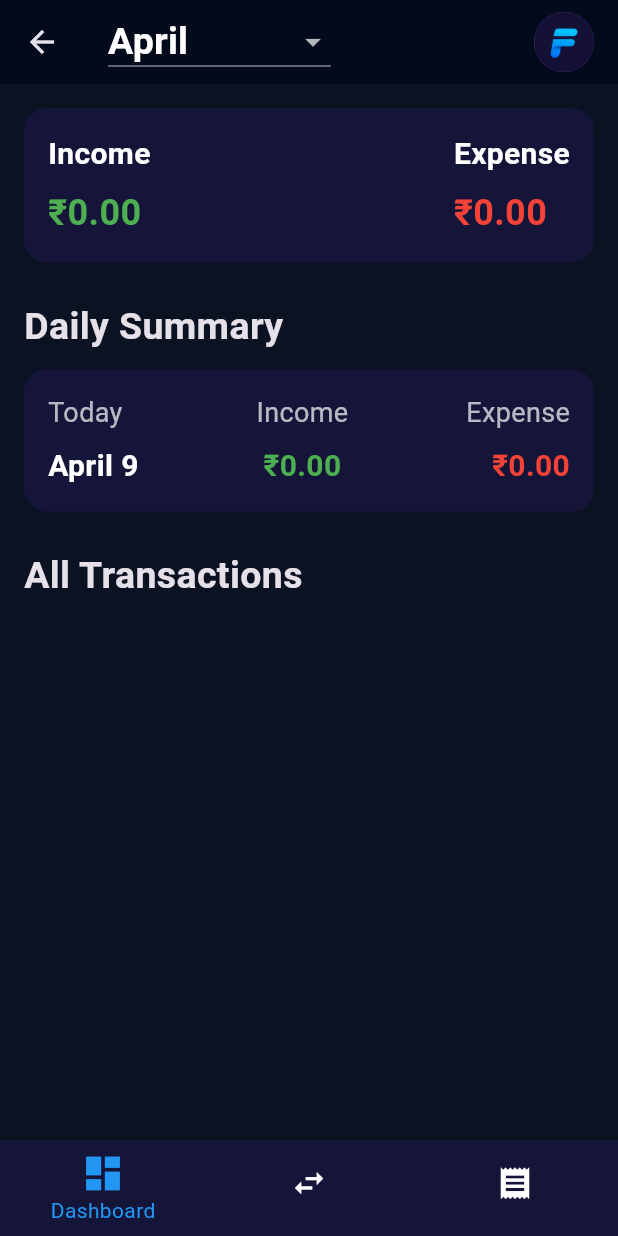
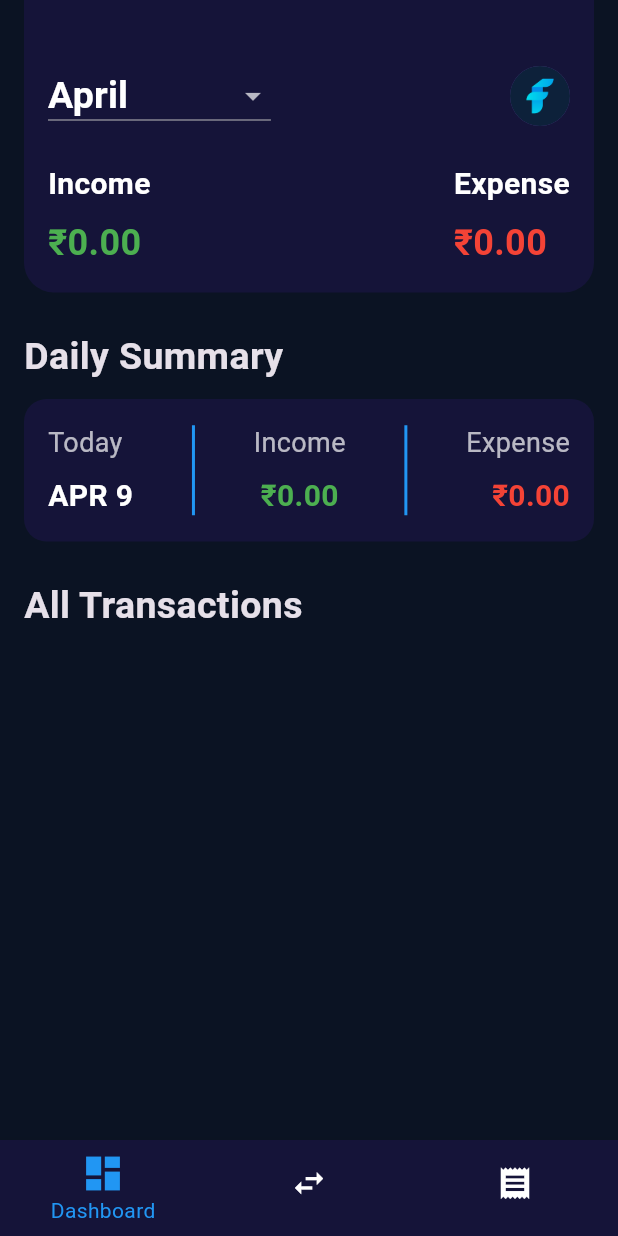
Before and after one commit to Rohan-450/FinSight, a Flutter app: the HomePage screen opened by its route, on a phone screen of 412 x 824 dp. Run offline on Flutter 3.47's test engine with Material 3 defaults, Android fonts, the phone set to English and light mode, and no system bars; our stand-ins replace firebase_auth, firebase_core, sqflite; accounts and stored records are empty; network calls fail.

```diff
--- a/lib/database/db_helper.dart
+++ b/lib/database/db_helper.dart
@@ -46,4 +46,9 @@ class DBHelper {
     final db = await database;
     return await db.query('transactions', orderBy: 'date DESC');
   }
+
+  Future<int> deleteTransaction(int id) async {
+    final db = await database;
+    return await db.delete('transactions', where: 'id = ?', whereArgs: [id]);
+  }
 }
--- a/lib/main.dart
+++ b/lib/main.dart
@@ -4,6 +4,7 @@ import 'package:finsight/screens/email_verify.dart';
 import 'package:finsight/screens/login_screen.dart';
 import 'package:finsight/screens/records_screen.dart';
 import 'package:finsight/screens/register_screen.dart';
+import 'package:finsight/screens/splash_screen.dart';
 import 'package:finsight/screens/transaction_screen.dart';
 import 'package:firebase_core/firebase_core.dart';
 import 'package:flutter/material.dart';
@@ -21,12 +22,14 @@ class MyApp extends StatelessWidget {
   Widget build(BuildContext context) {
     return MaterialApp(
       title: 'FinSight',
+      debugShowCheckedModeBanner: false,
       theme: ThemeData.dark().copyWith(
         primaryColor: Colors.white,
         scaffoldBackgroundColor: const Color.fromARGB(206, 2, 10, 27),
       ),
-      initialRoute: '/home', // Set the initial route
+      initialRoute: '/login', // Set the initial route
       routes: {
+        '/': (context) => const SplashScreen(), // Splash screen route
         '/login': (context) => const LoginScreen(),
         '/register': (context) => const RegisterScreen(),
         '/email-verify': (context) => const EmailVerification(),
@@ -80,11 +83,11 @@ class _HomePageState extends State<HomePage> {
           ),
           BottomNavigationBarItem(
             icon: Icon(Icons.swap_horiz),
-            label: 'Transaction',
+            label: 'Transactions',
           ),
           BottomNavigationBarItem(
             icon: Icon(Icons.receipt),
-            label: 'Record',
+            label: 'Records',
           ),
         ],
       ),
--- a/lib/screens/dashboard_screen.dart
+++ b/lib/screens/dashboard_screen.dart
@@ -107,27 +107,47 @@ class _DashboardScreenState extends State<DashboardScreen> {
 
   @override
   Widget build(BuildContext context) {
-    final transactionsForMonth = getTransactionsForSelectedMonth();
-    final String todayDate = DateFormat('MMMM d').format(DateTime.now());
+    final String todayDate =
+        DateFormat('MMM d').format(DateTime.now()).toUpperCase();
 
     return Scaffold(
-      appBar: AppBar(
-        backgroundColor: const Color.fromARGB(255, 2, 10, 27),
-        elevation: 0,
-        title: Row(
+      body: Padding(
+        padding: const EdgeInsets.only(
+            left: 16.0, right: 16.0, top: 0.0, bottom: 16.0),
+        child: Column(
+          crossAxisAlignment: CrossAxisAlignment.start,
+          children: [
+            //Monthly Summary Card
+            Container(
+              padding: const EdgeInsets.only(
+                  left: 16.0, right: 16.0, top: 30.0, bottom: 16.0),
+              decoration: const BoxDecoration(
+                color:  Color.fromARGB(255, 21, 20, 57),
+                borderRadius: BorderRadius.only(
+                  bottomLeft: Radius.circular(20.0),
+                  bottomRight: Radius.circular(20.0),
+                ),
+              ),
+              child: Column(
+                crossAxisAlignment: CrossAxisAlignment.start,
+                children: [
+                  const SizedBox(height: 10),
+                  Row(
                     mainAxisAlignment: MainAxisAlignment.spaceBetween,
                     children: [
                       Row(
                         children: [
                           DropdownButton<String>(
                             value: selectedMonth,
-                  dropdownColor: const Color.fromARGB(255, 21, 20, 57),
+                            dropdownColor:
+                                const Color.fromARGB(255, 21, 20, 57),
                             items: months.map((month) {
                               return DropdownMenuItem(
                                 value: month,
                                 child: Text(
                                   month,
-                        style: const TextStyle(color: Colors.white,
+                                  style: const TextStyle(
+                                      color: Colors.white,
                                       fontSize: 25,
                                       fontWeight: FontWeight.bold),
                                 ),
@@ -149,7 +169,8 @@ class _DashboardScreenState extends State<DashboardScreen> {
                             context: context,
                             builder: (context) {
                               return AlertDialog(
-                      backgroundColor: const Color.fromARGB(255, 21, 20, 57),
+                                backgroundColor:
+                                    const Color.fromARGB(255, 21, 20, 57),
                                 title: const Text(
                                   'Account Options',
                                   style: TextStyle(color: Colors.white),
@@ -161,7 +182,8 @@ class _DashboardScreenState extends State<DashboardScreen> {
                                 actions: [
                                   TextButton(
                                     onPressed: () {
-                            Navigator.pop(context); // Close the dialog
+                                      Navigator.pop(
+                                          context); // Close the dialog
                                     },
                                     child: const Text(
                                       'Cancel',
@@ -172,8 +194,10 @@ class _DashboardScreenState extends State<DashboardScreen> {
                                     onPressed: () async {
                                       await FirebaseAuth.instance
                                           .signOut(); // Sign out the user
-                            Navigator.pop(context); // Close the dialog
-                            Navigator.pushReplacementNamed(context, '/login');
+                                      Navigator.pop(
+                                          context); // Close the dialog
+                                      Navigator.pushReplacementNamed(
+                                          context, '/login');
                                     },
                                     child: const Text(
                                       'Logout',
@@ -192,20 +216,8 @@ class _DashboardScreenState extends State<DashboardScreen> {
                       ),
                     ],
                   ),
-      ),
-      body: Padding(
-        padding: const EdgeInsets.all(16.0),
-        child: Column(
-          crossAxisAlignment: CrossAxisAlignment.start,
-          children: [
-            //Monthly Summary Card
-            Container(
-              padding: const EdgeInsets.all(16.0),
-              decoration: BoxDecoration(
-                color: const Color.fromARGB(255, 21, 20, 57),
-                borderRadius: BorderRadius.circular(15.0),
-              ),
-              child: Row(
+                  const SizedBox(height: 20),
+                  Row(
                     mainAxisAlignment: MainAxisAlignment.spaceBetween,
                     children: [
                       Column(
@@ -254,6 +266,8 @@ class _DashboardScreenState extends State<DashboardScreen> {
                       ),
                     ],
                   ),
+                ],
+              ),
             ),
             const SizedBox(height: 25),
             // Daily Summary Section
@@ -275,6 +289,7 @@ class _DashboardScreenState extends State<DashboardScreen> {
                 mainAxisAlignment: MainAxisAlignment.spaceBetween,
                 children: [
                   // Today's Date
+
                     Column(
                       crossAxisAlignment: CrossAxisAlignment.start,
                       children: [
@@ -296,7 +311,17 @@ class _DashboardScreenState extends State<DashboardScreen> {
                         ),
                       ],
                     ),
+
+                  const SizedBox(
+                    height: 60,
+                    child: VerticalDivider(
+                      color: Colors.blue,
+                      thickness: 2,
+                      width: 10,
+                    ),
+                  ),
                   // Income for Today
+
                   Column(
                       crossAxisAlignment: CrossAxisAlignment.center,
                       children: [
@@ -317,6 +342,15 @@ class _DashboardScreenState extends State<DashboardScreen> {
                           ),
                         ),
                       ],
+                    ),
+
+                  const SizedBox(
+                    height: 60,
+                    child: VerticalDivider(
+                      color: Colors.blue,
+                      thickness: 2,
+                      width: 10,
+                    ),
                   ),
                   // Expense for Today
                   Column(
@@ -352,7 +386,7 @@ class _DashboardScreenState extends State<DashboardScreen> {
                 fontWeight: FontWeight.bold,
               ),
             ),
-            const SizedBox(height: 10),
+            //const SizedBox(height: 10),
             Expanded(
               child: ListView(
                 children: transactionsByDate.entries
@@ -360,19 +394,43 @@ class _DashboardScreenState extends State<DashboardScreen> {
                         entry.key ==
                         DateFormat('yyyy-MM-dd').format(DateTime.now()))
                     .map((entry) {
-                  final date = entry.key;
                   final transactions = entry.value;
 
                   return Column(
                     crossAxisAlignment: CrossAxisAlignment.start,
                     children: [
-                      const SizedBox(height: 10),
                       ...transactions.map((transaction) {
-                        return TransactionCard(
+                        return Dismissible(
+                          key: Key(transaction['id']
+                              .toString()), // Unique key for each transaction
+                          direction: DismissDirection.endToStart,
+                          background: Container(
+                            color: Colors.red,
+                            alignment: Alignment.centerRight,
+                            padding:
+                                const EdgeInsets.symmetric(horizontal: 20.0),
+                            child: const Icon(
+                              Icons.delete,
+                              color: Colors.white,
+                            ),
+                          ),
+                          onDismissed: (direction) async {
+                            await _dbHelper.deleteTransaction(transaction['id']);
+                            fetchTransactions();
+
+                            ScaffoldMessenger.of(context).showSnackBar(
+                              SnackBar(
+                                content: Text(
+                                    'Transaction "${transaction['title']}" deleted'),
+                              ),
+                            );
+                          },
+                          child: TransactionCard(
                             title: transaction['title'],
                             subtitle: transaction['subtitle'],
                             amount: transaction['amount'],
                             isIncome: transaction['type'] == 'Income',
+                          ),
                         );
                       }).toList(),
                       const SizedBox(height: 20),
```
Also changed, not shown: lib/screens/records_screen.dart (+35 -5 lines), lib/screens/splash_screen.dart (added, +24 -0 lines), assets/icon.png, 6 other files. Lines whose indentation alone changed are shown as unchanged.
